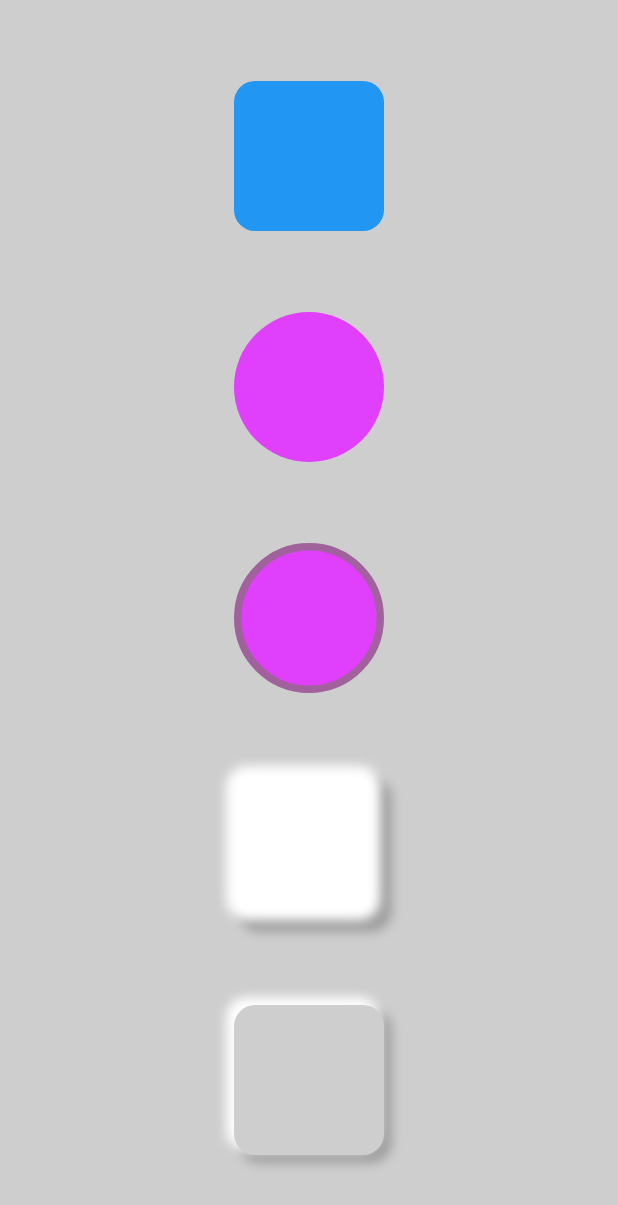
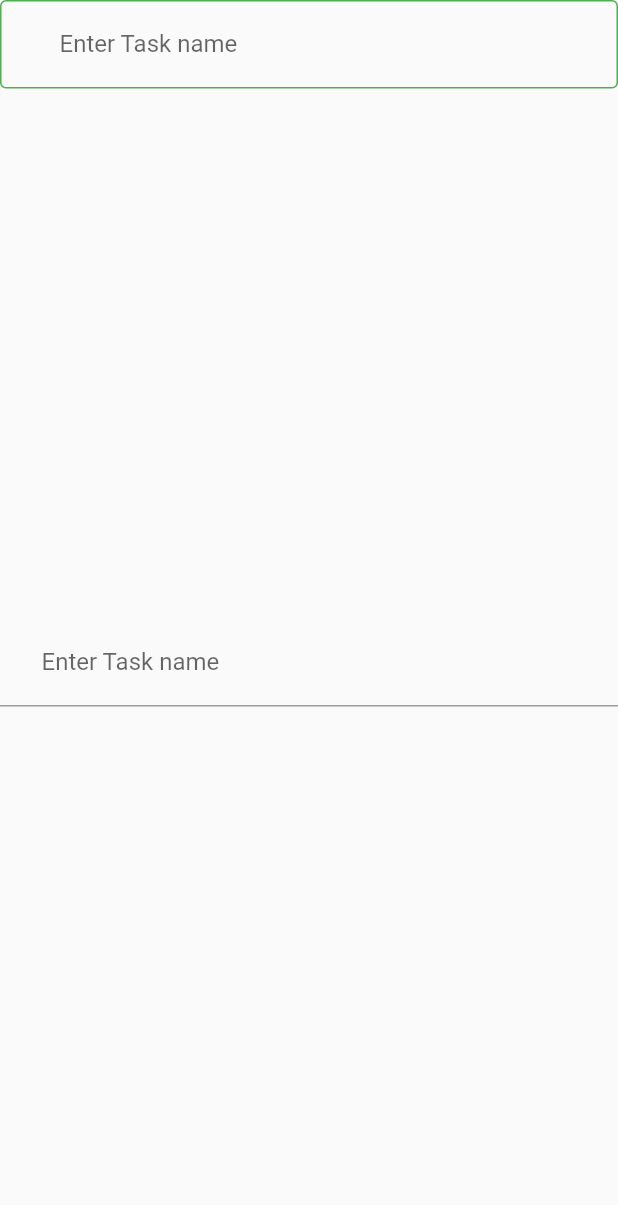
Before and after one commit to kashaf172725/code-, a Flutter app: the screen it shows after launch, on a phone screen of 412 x 824 dp. Shown: the top 1205 px of the screen. Run offline on Flutter 3.47's test engine with Material 2 defaults, Android fonts, the phone set to English and light mode, and no system bars; our stand-ins replace hidden_drawer_menu.

Commit message:
textfeild + container

```diff
--- a/lib/View/Container.dart
+++ b/lib/View/Container.dart
@@ -12,34 +12,38 @@ class _Types_ContainerState extends State<Types_Container> {
   @override
   Widget build(BuildContext context) {
     return Scaffold(
-      backgroundColor:MyColors.backgroundcolor,
-      body: Center(
+      backgroundColor: MyColors.backgroundcolor,
+      body: SingleChildScrollView(
         child: Column(
-          mainAxisAlignment: MainAxisAlignment.spaceEvenly,
+         mainAxisAlignment: MainAxisAlignment.spaceEvenly,
+          crossAxisAlignment: CrossAxisAlignment.center,
           children: [
             Container(
+              margin: EdgeInsets.all(15),
               height: 100,
               width: 100,
               decoration: BoxDecoration(
-                  borderRadius: BorderRadius.circular(14), color:MyColors.blue),
+                  borderRadius: BorderRadius.circular(14),
+                  color: MyColors.blue),
             ),
             Container(
+              margin: EdgeInsets.all(15),
+              height: 100,
+              width: 100,
+              decoration:
+                  BoxDecoration(shape: BoxShape.circle, color: MyColors.purple),
+            ),
+            Container(
+              margin: EdgeInsets.all(15),
               height: 100,
               width: 100,
               decoration: BoxDecoration(
+                  border: Border.all(color: MyColors.purpleboundry, width: 5),
                   shape: BoxShape.circle,
-                  color:MyColors.purple),
+                  color: MyColors.green),
             ),
             Container(
-              height: 100,
-              width: 100,
-              decoration: BoxDecoration(
-                  border: Border.all(
-                      color: MyColors.purpleboundry, width: 5),
-                  shape: BoxShape.circle,
-                  color:MyColors.purple),
-            ),
-            Container(
+              margin: EdgeInsets.all(15),
               height: 100,
               width: 100,
               decoration: BoxDecoration(
@@ -58,10 +62,11 @@ class _Types_ContainerState extends State<Types_Container> {
                   ]),
             ),
             Container(
+              margin: EdgeInsets.all(15),
               height: 100,
               width: 100,
               decoration: BoxDecoration(
-                  color:  MyColors.backgroundcolor,
+                  color: MyColors.backgroundcolor,
                   borderRadius: BorderRadius.circular(14),
                   boxShadow: [
                     BoxShadow(
@@ -76,6 +81,19 @@ class _Types_ContainerState extends State<Types_Container> {
                         spreadRadius: 1.0)
                   ]),
             ),
+            Container(
+              margin: EdgeInsets.all(15),
+              height: 100,
+              width: 100,
+              decoration: BoxDecoration(
+              color: MyColors.green,
+                border: Border(
+                  right: BorderSide(
+                    color:MyColors.black,
+                  ),
+                ),
+              ),
+            ),
           ],
         ),
       ),
--- /dev/null
+++ b/lib/View/Texr_field.dart
@@ -0,0 +1,40 @@
+import 'package:flutter/material.dart';
+import 'package:flutter_application_1/utils/constants.dart';
+
+class TextFeild extends StatefulWidget {
+  const TextFeild({super.key});
+
+  @override
+  State<TextFeild> createState() => _TextFeildState();
+}
+
+class _TextFeildState extends State<TextFeild> {
+  @override
+  Widget build(BuildContext context) {
+    return Scaffold(
+      body: Column(
+        children: [
+          Expanded(
+            child: TextField(
+              cursorColor: Colors.black,
+              decoration: InputDecoration(
+                enabledBorder: OutlineInputBorder(
+                    borderSide: BorderSide(color: MyColors.green)),
+                labelText: "       Enter Task name",
+                border: InputBorder.none,
+              ),
+            ),
+          ),
+          Expanded(
+            child: TextField(
+              cursorColor: MyColors.black,
+              decoration: InputDecoration(
+                labelText: "       Enter Task name",
+              ),
+            ),
+          ),
+        ],
+      ),
+    );
+  }
+}
--- a/lib/View/main.dart
+++ b/lib/View/main.dart
@@ -3,6 +3,7 @@ import 'package:flutter_application_1/data_tramsfer-screens/sinin.dart';
 import 'package:flutter_application_1/hiddendrawer_screens/hiden_drawer.dart';
 import '../utils/constants.dart';
 import 'Container.dart';
+import 'Texr_field.dart';
 import 'clipRRect.dart';
 import 'increment.dart';
 
@@ -18,7 +19,7 @@ class MyApp extends StatelessWidget {
   Widget build(BuildContext context) {
     return MaterialApp(
     theme: ThemeData(primarySwatch: Colors.purple),
-    home : Types_Container(),
+    home :TextFeild(),
 
 
 
@@ -36,7 +37,7 @@ hidden drawer : Hiddendrawer(),
 ClipRRect : CilpRRect_widget(),
 Switch_widget : Switch_widget(),
 ListViewBuilder : ListViewBuilder()
-
+TextFeild : TextFeild()
 
 
 
--- a/lib/listview_screens/ListViewBuilder.dart
+++ b/lib/listview_screens/ListViewBuilder.dart
@@ -1,7 +1,8 @@
 import 'package:flutter/material.dart';
-import 'package:flutter_application_1/listview_screens/MyCircle.dart';
 
-import 'MySqure.dart';
+
+import '../Widgets.dart';
+
 
 class ListViewBuilder extends StatefulWidget {
   const ListViewBuilder({super.key});
--- a/lib/listview_screens/list_view.dart
+++ b/lib/listview_screens/list_view.dart
@@ -1,6 +1,7 @@
 import 'package:flutter/material.dart';
 
-import 'MySqure.dart';
+import '../Widgets.dart';
+
 
 class List_view extends StatefulWidget {
   const List_view({super.key});
```
Also changed, not shown: lib/View/info.dart (+31 -0 lines).
